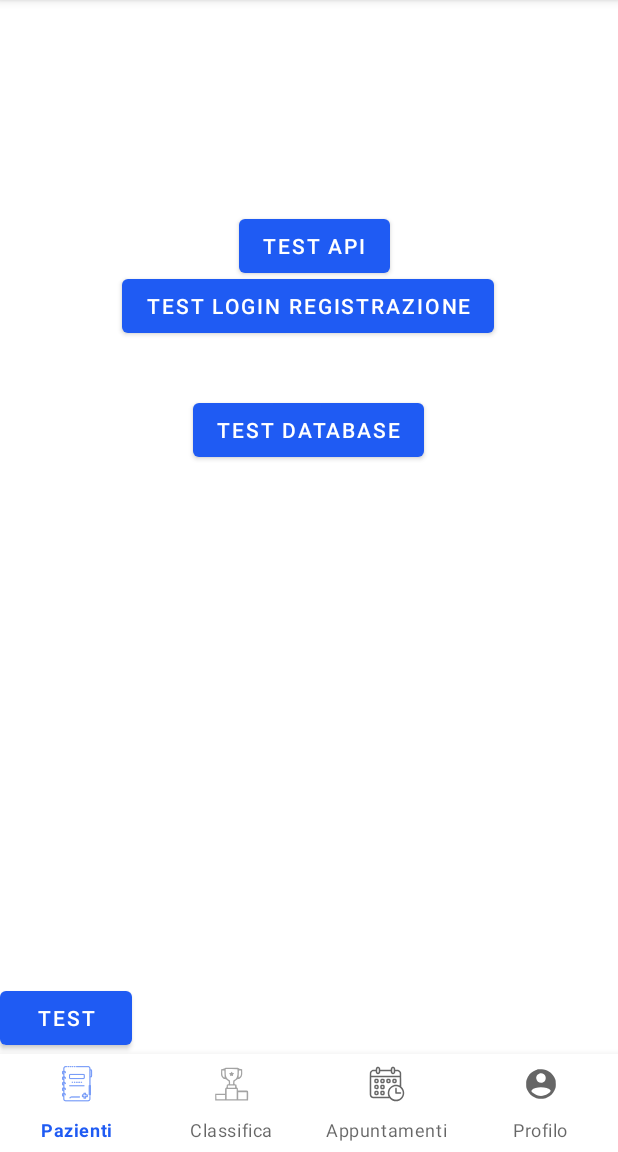
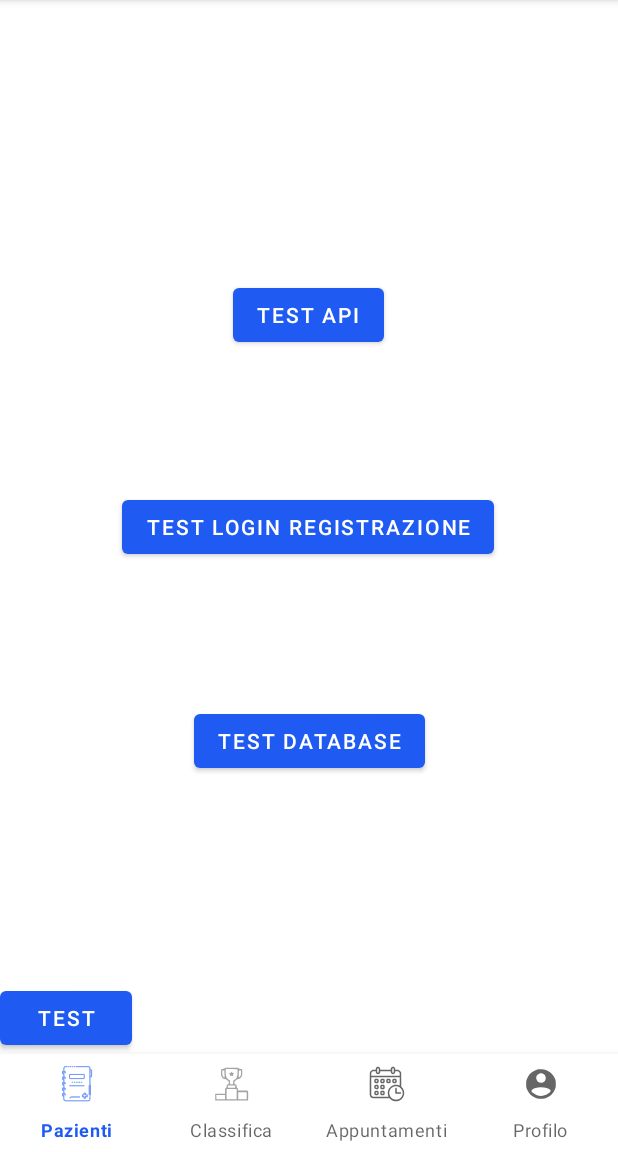
Before and after one commit to FilippoChinniUNIBA/PronuntiApp, an Android app: the fragment TestMenuTest placed in its activity, on a phone screen of 412 x 824 dp, the part 84-1236 px from its top. Run offline under Robolectric (Android 15) with nearby library versions, the phone set to English and light mode, and no system bars.

Commit message:
Update test_fragment_menu_test.xml

```diff
--- a/app/src/main/res/layout/test_fragment_menu_test.xml
+++ b/app/src/main/res/layout/test_fragment_menu_test.xml
@@ -9,43 +9,33 @@
         android:id="@+id/buttonTestApi"
         android:layout_width="wrap_content"
         android:layout_height="wrap_content"
-        android:layout_marginStart="152dp"
-        android:layout_marginTop="140dp"
-        android:layout_marginEnd="152dp"
         android:text="Test API"
         app:layout_constraintBottom_toTopOf="@+id/buttonTestLoginRegistrazione"
         app:layout_constraintEnd_toEndOf="parent"
-        app:layout_constraintHorizontal_bias="1.0"
+        app:layout_constraintHorizontal_bias="0.498"
         app:layout_constraintStart_toStartOf="parent"
         app:layout_constraintTop_toTopOf="parent"
-        app:layout_constraintVertical_bias="0.0" />
+        app:layout_constraintVertical_bias="0.665" />
 
     <Button
         android:id="@+id/buttonTestLoginRegistrazione"
         android:layout_width="wrap_content"
         android:layout_height="wrap_content"
-        android:layout_marginStart="81dp"
-        android:layout_marginTop="51dp"
-        android:layout_marginEnd="82dp"
         android:text="Test Login Registrazione"
         app:layout_constraintBottom_toBottomOf="parent"
         app:layout_constraintEnd_toEndOf="parent"
-        app:layout_constraintHorizontal_bias="0.0"
+        app:layout_constraintHorizontal_bias="0.496"
         app:layout_constraintStart_toStartOf="parent"
-        app:layout_constraintTop_toTopOf="parent"
-        app:layout_constraintVertical_bias="0.213" />
+        app:layout_constraintTop_toTopOf="parent" />
 
     <Button
         android:id="@+id/buttonToTestDB"
         android:layout_width="wrap_content"
         android:layout_height="wrap_content"
-        android:layout_marginStart="152dp"
-        android:layout_marginEnd="152dp"
         android:text="TEST DATABASE"
         app:layout_constraintBottom_toBottomOf="parent"
         app:layout_constraintEnd_toEndOf="parent"
-        app:layout_constraintHorizontal_bias="0.51"
         app:layout_constraintStart_toStartOf="parent"
         app:layout_constraintTop_toBottomOf="@+id/buttonTestLoginRegistrazione"
-        app:layout_constraintVertical_bias="0.082" />
+        app:layout_constraintVertical_bias="0.34" />
 </androidx.constraintlayout.widget.ConstraintLayout>
```
